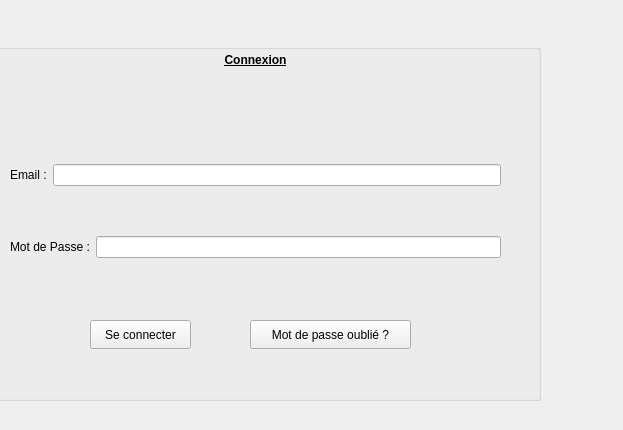
First picture: the form in loginform.ui, repository Hatraxe/QT_Project, before the edit.
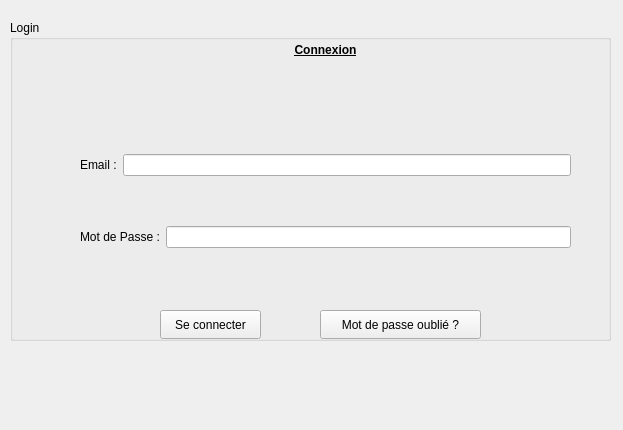
Second picture: the form after the edit.

Commit message: placement des UI au bon endroit

The edit to the form file:
```diff
--- a/loginform.ui
+++ b/loginform.ui
@@ -16,10 +16,10 @@
   <widget class="QGroupBox" name="groupBox">
    <property name="geometry">
     <rect>
-     <x>-60</x>
-     <y>30</y>
+     <x>10</x>
+     <y>20</y>
      <width>601</width>
-     <height>371</height>
+     <height>321</height>
     </rect>
    </property>
    <property name="title">
```
The commit also changes 1 other file.
